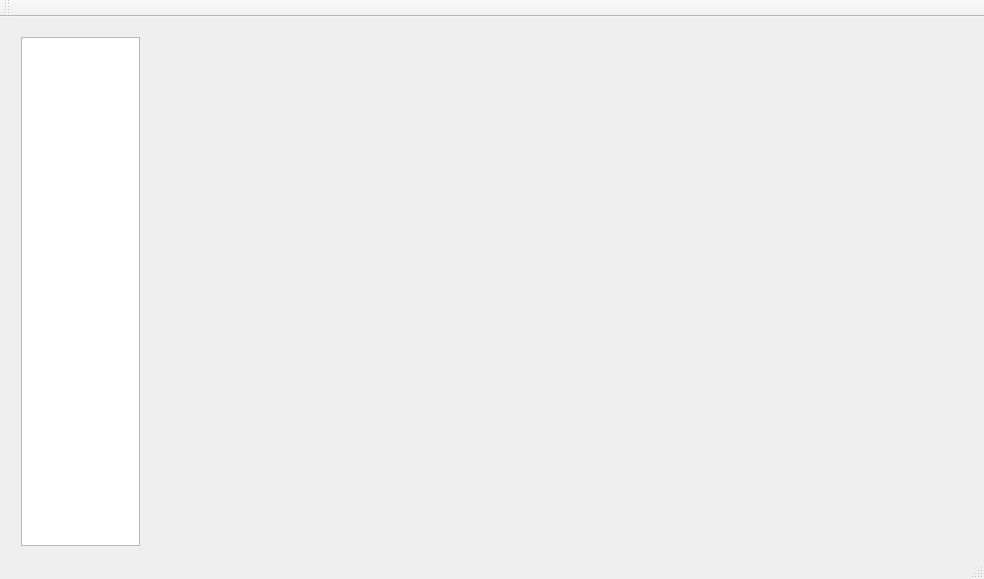
The window that UnifiedTools/mainwindow.ui (frontier-zh/Zhro) describes before a commit, drawn with Qt 5.
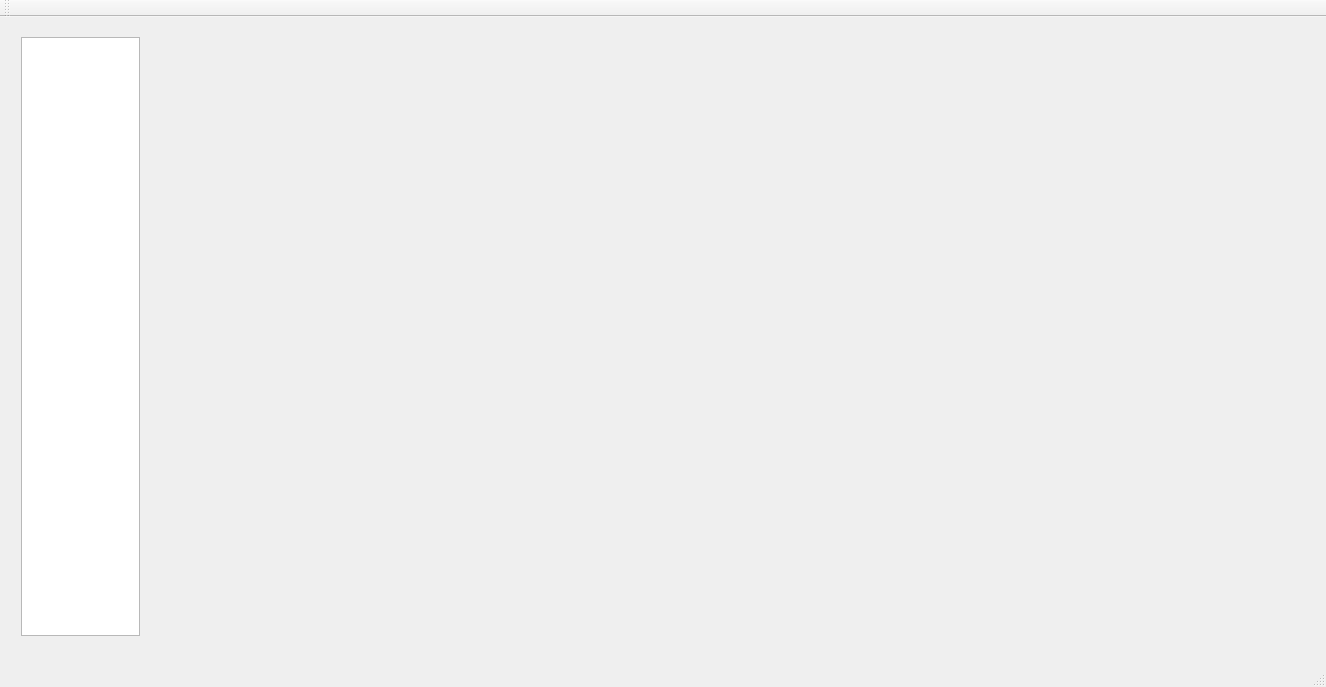
The same window after the commit.

```diff
--- a/UnifiedTools/mainwindow.ui
+++ b/UnifiedTools/mainwindow.ui
@@ -6,8 +6,8 @@
    <rect>
     <x>0</x>
     <y>0</y>
-    <width>984</width>
-    <height>579</height>
+    <width>1326</width>
+    <height>687</height>
    </rect>
   </property>
   <property name="sizePolicy">
@@ -43,8 +43,8 @@
      <rect>
       <x>159</x>
       <y>9</y>
-      <width>791</width>
-      <height>531</height>
+      <width>1131</width>
+      <height>621</height>
      </rect>
     </property>
     <layout class="QHBoxLayout" name="horizontalLayout"/>
@@ -55,7 +55,7 @@
       <x>10</x>
       <y>9</y>
       <width>141</width>
-      <height>531</height>
+      <height>621</height>
      </rect>
     </property>
     <layout class="QVBoxLayout" name="verticalLayout">
```
Left out of the diff: 2 changed lines with no effect on the pictures.
